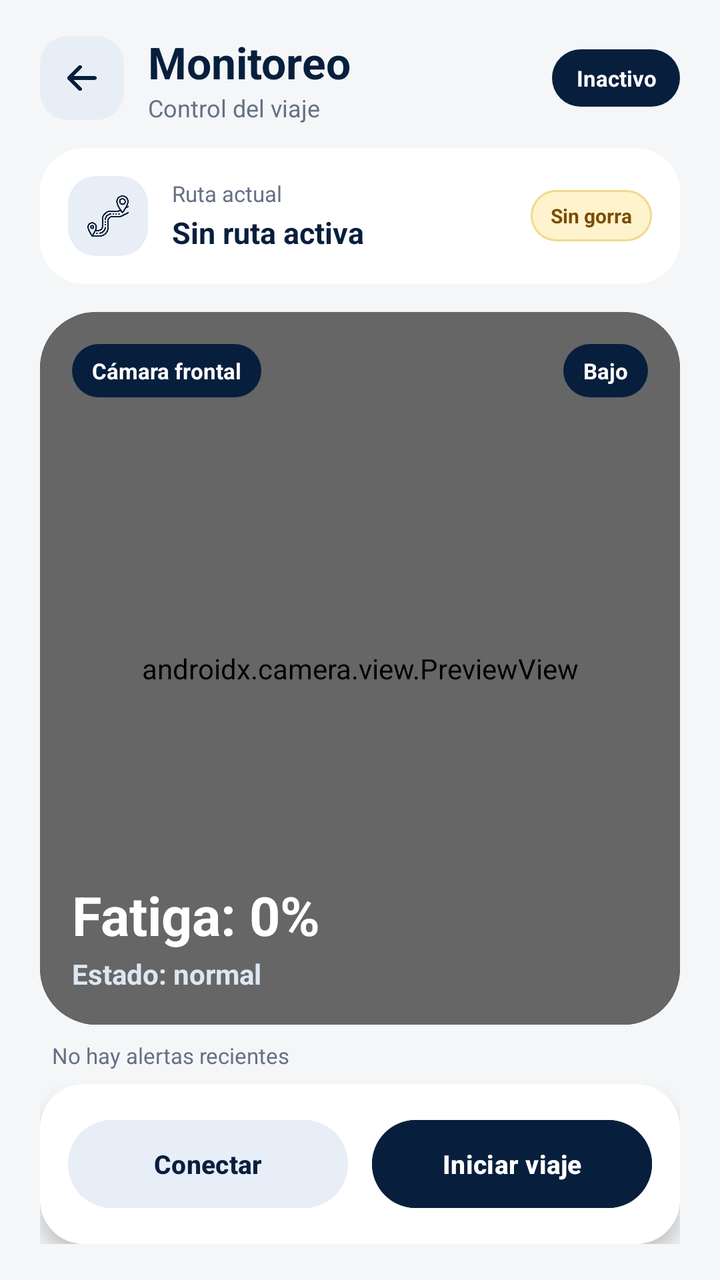
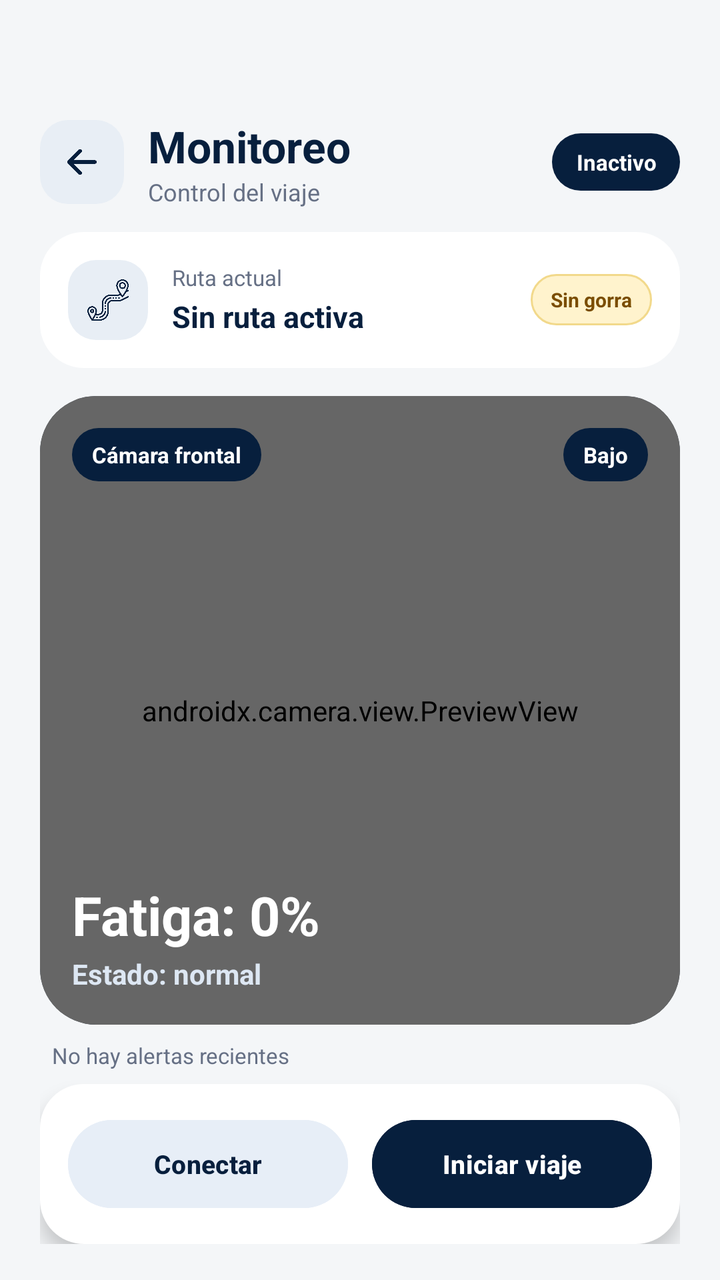

Screens rendered from an Android XML layout before and after an edit, with the pre-edit source and the edit as a unified diff.
<!-- AndroidManifest.xml: application theme Theme.SomnixApp -->
<!-- res/layout/activity_monitoreo.xml -->
<?xml version="1.0" encoding="utf-8"?>
<androidx.constraintlayout.widget.ConstraintLayout
    xmlns:android="http://schemas.android.com/apk/res/android"
    xmlns:app="http://schemas.android.com/apk/res-auto"
    xmlns:tools="http://schemas.android.com/tools"
    android:id="@+id/main"
    android:layout_width="match_parent"
    android:layout_height="match_parent"
    android:background="#F4F6F8"
    android:paddingStart="20dp"
    android:paddingTop="18dp"
    android:paddingEnd="20dp"
    android:paddingBottom="18dp"
    tools:context=".MonitoreoActivity">

    

    <ImageView
        android:id="@+id/btnBack"
        android:layout_width="42dp"
        android:layout_height="42dp"
        android:background="@drawable/bg_icon_button"
        android:contentDescription="Regresar"
        android:padding="10dp"
        android:src="@drawable/ic_arrow_back"
        app:layout_constraintStart_toStartOf="parent"
        app:layout_constraintTop_toTopOf="parent"
        app:tint="#071F3D" />

    <LinearLayout
        android:id="@+id/contenedorTitulo"
        android:layout_width="0dp"
        android:layout_height="wrap_content"
        android:layout_marginStart="12dp"
        android:layout_marginEnd="10dp"
        android:orientation="vertical"
        app:layout_constraintBottom_toBottomOf="@id/btnBack"
        app:layout_constraintEnd_toStartOf="@id/txtEstadoMonitoreo"
        app:layout_constraintStart_toEndOf="@id/btnBack"
        app:layout_constraintTop_toTopOf="@id/btnBack">

        <TextView
            android:id="@+id/txtTituloMonitoreo"
            android:layout_width="wrap_content"
            android:layout_height="wrap_content"
            android:text="Monitoreo"
            android:textColor="#071F3D"
            android:textSize="22sp"
            android:textStyle="bold" />

        <TextView
            android:id="@+id/txtSubtituloMonitoreo"
            android:layout_width="wrap_content"
            android:layout_height="wrap_content"
            android:text="Control del viaje"
            android:textColor="#667085"
            android:textSize="12sp" />

    </LinearLayout>

    <TextView
        android:id="@+id/txtEstadoMonitoreo"
        android:layout_width="wrap_content"
        android:layout_height="wrap_content"
        android:background="@drawable/bg_badge_dark"
        android:gravity="center"
        android:paddingHorizontal="12dp"
        android:paddingVertical="7dp"
        android:text="Inactivo"
        android:textColor="#FFFFFF"
        android:textSize="11sp"
        android:textStyle="bold"
        app:layout_constraintBottom_toBottomOf="@id/btnBack"
        app:layout_constraintEnd_toEndOf="parent"
        app:layout_constraintTop_toTopOf="@id/btnBack" />

    

    <LinearLayout
        android:id="@+id/cardRuta"
        android:layout_width="0dp"
        android:layout_height="wrap_content"
        android:layout_marginTop="14dp"
        android:background="@drawable/bg_card"
        android:gravity="center_vertical"
        android:orientation="horizontal"
        android:padding="14dp"
        app:layout_constraintEnd_toEndOf="parent"
        app:layout_constraintStart_toStartOf="parent"
        app:layout_constraintTop_toBottomOf="@id/btnBack">

        <ImageView
            android:layout_width="40dp"
            android:layout_height="40dp"
            android:background="@drawable/bg_icon_button"
            android:contentDescription="Ruta actual"
            android:padding="9dp"
            android:src="@drawable/ic_route"
            app:tint="#071F3D" />

        <LinearLayout
            android:layout_width="0dp"
            android:layout_height="wrap_content"
            android:layout_marginStart="12dp"
            android:layout_weight="1"
            android:orientation="vertical">

            <TextView
                android:layout_width="wrap_content"
                android:layout_height="wrap_content"
                android:text="Ruta actual"
                android:textColor="#667085"
                android:textSize="11sp" />

            <TextView
                android:id="@+id/txtRutaMonitoreo"
                android:layout_width="match_parent"
                android:layout_height="wrap_content"
                android:layout_marginTop="2dp"
                android:ellipsize="end"
                android:maxLines="1"
                android:text="Sin ruta activa"
                android:textColor="#071F3D"
                android:textSize="15sp"
                android:textStyle="bold" />

        </LinearLayout>

        <TextView
            android:id="@+id/txtConexionGorra"
            android:layout_width="wrap_content"
            android:layout_height="wrap_content"
            android:background="@drawable/bg_badge_pendiente"
            android:paddingHorizontal="10dp"
            android:paddingVertical="6dp"
            android:text="Sin gorra"
            android:textColor="#7A4D00"
            android:textSize="10sp"
            android:textStyle="bold" />

    </LinearLayout>

    

    <FrameLayout
        android:id="@+id/cardCamaraMonitoreo"
        android:layout_width="0dp"
        android:layout_height="0dp"
        android:layout_marginTop="14dp"
        android:layout_marginBottom="8dp"
        android:background="@drawable/bg_card_dark"
        android:clipToOutline="true"
        app:layout_constraintBottom_toTopOf="@id/txtUltimasAlertas"
        app:layout_constraintEnd_toEndOf="parent"
        app:layout_constraintHeight_min="180dp"
        app:layout_constraintStart_toStartOf="parent"
        app:layout_constraintTop_toBottomOf="@id/cardRuta">

        <androidx.camera.view.PreviewView
            android:id="@+id/previewCamara"
            android:layout_width="match_parent"
            android:layout_height="match_parent"
            android:scaleType="centerCrop" />

        <View
            android:layout_width="match_parent"
            android:layout_height="match_parent"
            android:background="#33000000" />

        <LinearLayout
            android:layout_width="match_parent"
            android:layout_height="match_parent"
            android:orientation="vertical"
            android:padding="16dp">

            <LinearLayout
                android:layout_width="match_parent"
                android:layout_height="wrap_content"
                android:gravity="center_vertical"
                android:orientation="horizontal">

                <TextView
                    android:layout_width="wrap_content"
                    android:layout_height="wrap_content"
                    android:background="@drawable/bg_badge_dark"
                    android:paddingHorizontal="10dp"
                    android:paddingVertical="6dp"
                    android:text="Cámara frontal"
                    android:textColor="#FFFFFF"
                    android:textSize="11sp"
                    android:textStyle="bold" />

                <Space
                    android:layout_width="0dp"
                    android:layout_height="1dp"
                    android:layout_weight="1" />

                <TextView
                    android:id="@+id/txtNivelAlerta"
                    android:layout_width="wrap_content"
                    android:layout_height="wrap_content"
                    android:background="@drawable/bg_badge_dark"
                    android:paddingHorizontal="10dp"
                    android:paddingVertical="6dp"
                    android:text="Bajo"
                    android:textColor="#FFFFFF"
                    android:textSize="11sp"
                    android:textStyle="bold" />

            </LinearLayout>

            <Space
                android:layout_width="match_parent"
                android:layout_height="0dp"
                android:layout_weight="1" />

            <TextView
                android:id="@+id/txtPorcentajeFatiga"
                android:layout_width="wrap_content"
                android:layout_height="wrap_content"
                android:text="Fatiga: 0%"
                android:textColor="#FFFFFF"
                android:textSize="27sp"
                android:textStyle="bold" />

            <TextView
                android:id="@+id/txtEstadoConductor"
                android:layout_width="wrap_content"
                android:layout_height="wrap_content"
                android:layout_marginTop="2dp"
                android:text="Estado: normal"
                android:textColor="#DDE7F3"
                android:textSize="14sp"
                android:textStyle="bold" />

        </LinearLayout>

    </FrameLayout>

    

    <TextView
        android:id="@+id/txtUltimasAlertas"
        android:layout_width="0dp"
        android:layout_height="wrap_content"
        android:layout_marginHorizontal="6dp"
        android:layout_marginBottom="7dp"
        android:ellipsize="end"
        android:maxLines="1"
        android:text="No hay alertas recientes"
        android:textColor="#667085"
        android:textSize="11sp"
        app:layout_constraintBottom_toTopOf="@id/cardAccionesViaje"
        app:layout_constraintEnd_toEndOf="parent"
        app:layout_constraintStart_toStartOf="parent" />

    

    <LinearLayout
        android:id="@+id/cardAccionesViaje"
        android:layout_width="0dp"
        android:layout_height="wrap_content"
        android:background="@drawable/bg_card"
        android:elevation="6dp"
        android:orientation="vertical"
        android:padding="14dp"
        app:layout_constraintBottom_toBottomOf="parent"
        app:layout_constraintEnd_toEndOf="parent"
        app:layout_constraintStart_toStartOf="parent">

        

        <LinearLayout
            android:id="@+id/contenedorAccionesIniciales"
            android:layout_width="match_parent"
            android:layout_height="wrap_content"
            android:orientation="horizontal">

            <Button
                android:id="@+id/btnConfigurar"
                android:layout_width="0dp"
                android:layout_height="52dp"
                android:layout_marginEnd="6dp"
                android:layout_weight="1"
                android:backgroundTint="#E7EEF7"
                android:text="Conectar"
                android:textAllCaps="false"
                android:textColor="#071F3D"
                android:textSize="13sp"
                android:textStyle="bold" />

            <Button
                android:id="@+id/btnIniciarViaje"
                android:layout_width="0dp"
                android:layout_height="52dp"
                android:layout_marginStart="6dp"
                android:layout_weight="1"
                android:backgroundTint="#071F3D"
                android:text="Iniciar viaje"
                android:textAllCaps="false"
                android:textColor="#FFFFFF"
                android:textSize="13sp"
                android:textStyle="bold" />

        </LinearLayout>

        

        <LinearLayout
            android:id="@+id/contenedorAccionesActivo"
            android:layout_width="match_parent"
            android:layout_height="wrap_content"
            android:orientation="vertical"
            android:visibility="gone">

            <LinearLayout
                android:layout_width="match_parent"
                android:layout_height="wrap_content"
                android:orientation="horizontal">

                <Button
                    android:id="@+id/btnPausarViaje"
                    android:layout_width="0dp"
                    android:layout_height="50dp"
                    android:layout_marginEnd="6dp"
                    android:layout_weight="1"
                    android:backgroundTint="#FFF3CD"
                    android:text="Pausar"
                    android:textAllCaps="false"
                    android:textColor="#7A4D00"
                    android:textStyle="bold" />

                <Button
                    android:id="@+id/btnTerminarViaje"
                    android:layout_width="0dp"
                    android:layout_height="50dp"
                    android:layout_marginStart="6dp"
                    android:layout_weight="1"
                    android:backgroundTint="#FFE8E8"
                    android:text="Terminar"
                    android:textAllCaps="false"
                    android:textColor="#B42318"
                    android:textStyle="bold" />

            </LinearLayout>

            <Button
                android:id="@+id/btnApagarAlarma"
                android:layout_width="match_parent"
                android:layout_height="48dp"
                android:layout_marginTop="8dp"
                android:backgroundTint="#071F3D"
                android:text="Apagar alarmas"
                android:textAllCaps="false"
                android:textColor="#FFFFFF"
                android:textStyle="bold" />

        </LinearLayout>

        

        <LinearLayout
            android:id="@+id/contenedorAccionesPausado"
            android:layout_width="match_parent"
            android:layout_height="wrap_content"
            android:orientation="vertical"
            android:visibility="gone">

            <LinearLayout
                android:layout_width="match_parent"
                android:layout_height="wrap_content"
                android:orientation="horizontal">

                <Button
                    android:id="@+id/btnReanudarViaje"
                    android:layout_width="0dp"
                    android:layout_height="50dp"
                    android:layout_marginEnd="6dp"
                    android:layout_weight="1"
                    android:backgroundTint="#DFF8E8"
                    android:text="Reanudar"
                    android:textAllCaps="false"
                    android:textColor="#05603A"
                    android:textStyle="bold" />

                <Button
                    android:id="@+id/btnTerminarViajePausado"
                    android:layout_width="0dp"
                    android:layout_height="50dp"
                    android:layout_marginStart="6dp"
                    android:layout_weight="1"
                    android:backgroundTint="#FFE8E8"
                    android:text="Terminar"
                    android:textAllCaps="false"
                    android:textColor="#B42318"
                    android:textStyle="bold" />

            </LinearLayout>

            <Button
                android:id="@+id/btnApagarAlarmaPausado"
                android:layout_width="match_parent"
                android:layout_height="48dp"
                android:layout_marginTop="8dp"
                android:backgroundTint="#E7EEF7"
                android:text="Apagar alarmas"
                android:textAllCaps="false"
                android:textColor="#071F3D"
                android:textStyle="bold" />

        </LinearLayout>

    </LinearLayout>

</androidx.constraintlayout.widget.ConstraintLayout>
<!-- resources referenced by this layout -->
<resources>
  <!-- drawable bg_badge_dark (drawable) -->
  <?xml version="1.0" encoding="utf-8"?>
  <shape xmlns:android="http://schemas.android.com/apk/res/android">
      <solid android:color="#071F3D" />
      <corners android:radius="30dp" />
  </shape>
  <!-- drawable bg_badge_pendiente (drawable) -->
  <?xml version="1.0" encoding="utf-8"?>
  <shape xmlns:android="http://schemas.android.com/apk/res/android"
      android:shape="rectangle">
  
      <solid android:color="#FFF3CD" />
  
      <corners android:radius="20dp" />
  
      <stroke
          android:width="1dp"
          android:color="#F2D98B" />
  
  </shape>
  <!-- drawable bg_card (drawable) -->
  <?xml version="1.0" encoding="utf-8"?>
  <shape xmlns:android="http://schemas.android.com/apk/res/android">
      <solid android:color="#FFFFFF" />
      <corners android:radius="22dp" />
  </shape>
  <!-- drawable bg_card_dark (drawable) -->
  <?xml version="1.0" encoding="utf-8"?>
  <shape xmlns:android="http://schemas.android.com/apk/res/android">
      <solid android:color="#071F3D" />
      <corners android:radius="28dp" />
  </shape>
  <!-- drawable bg_icon_button (drawable) -->
  <?xml version="1.0" encoding="utf-8"?>
  <shape xmlns:android="http://schemas.android.com/apk/res/android">
      <solid android:color="#E8EEF5" />
      <corners android:radius="14dp" />
  </shape>
  <!-- drawable ic_arrow_back: png bitmap (drawable, 3414 bytes) -->
  <!-- drawable ic_route: png bitmap (drawable, 17264 bytes) -->
  <style name="Theme.SomnixApp" parent="Base.Theme.SomnixApp" />
  <style name="Base.Theme.SomnixApp" parent="Theme.Material3.DayNight.NoActionBar">
          
          
      </style>
</resources>

<!-- the commit's change to res/layout/activity_monitoreo.xml (unified diff, before → after) -->
@@ -8,7 +8,7 @@
     android:layout_height="match_parent"
     android:background="#F4F6F8"
     android:paddingStart="20dp"
-    android:paddingTop="18dp"
+    android:paddingTop="60dp"
     android:paddingEnd="20dp"
     android:paddingBottom="18dp"
     tools:context=".MonitoreoActivity">
